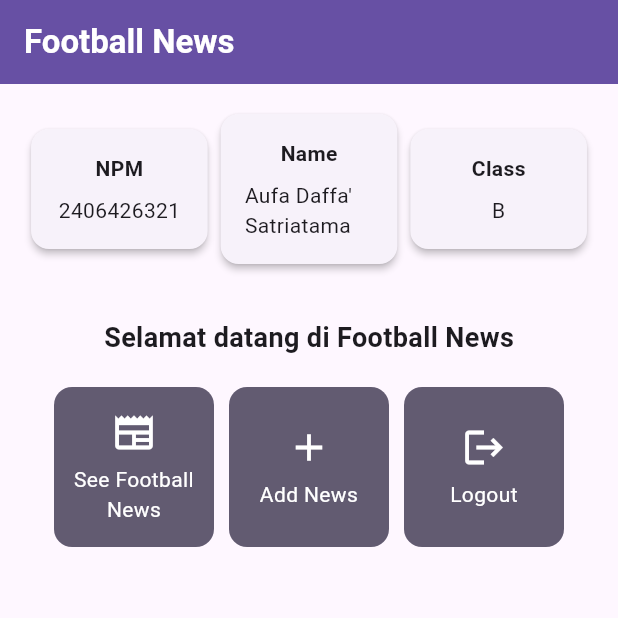
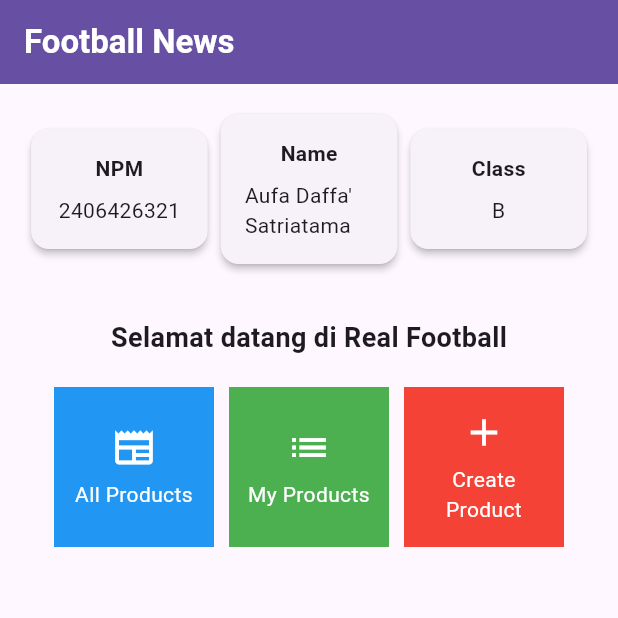
Before and after one commit to AufaSatriatama/real-football, a Flutter app: the screen it shows after launch, on a phone screen of 412 x 824 dp, the top half of it. Run offline on Flutter 3.47's test engine with Material 3 defaults, Android fonts, the phone set to English and light mode, and no system bars.

Commit message:
Before readme

```diff
--- a/lib/menu.dart
+++ b/lib/menu.dart
@@ -37,7 +37,7 @@
               mainAxisAlignment: MainAxisAlignment.spaceEvenly,
               children: [
                 InfoCard(title: 'NPM', content: npm),
-                InfoCard(title: 'Name', content: nama),
+                InfoCard(title: 'Name', content: nama), // di sini card
                 InfoCard(title: 'Class', content: kelas),
               ],
             ),
@@ -55,7 +55,7 @@
                   const Padding(
                     padding: EdgeInsets.only(top: 16.0),
                     child: Text(
-                      'Selamat datang di Football News',
+                      'Selamat datang di Real Football',
                       style: TextStyle(
                         fontWeight: FontWeight.bold,
                         fontSize: 18.0,
@@ -88,9 +88,9 @@
   }
 
  final List<ItemHomepage> items = [
-    ItemHomepage("See Football News", Icons.newspaper),
-    ItemHomepage("Add News", Icons.add),
-    ItemHomepage("Logout", Icons.logout),
+    ItemHomepage("All Products", Icons.newspaper, Colors.blue),
+    ItemHomepage("My Products", Icons.list, Colors.green),
+    ItemHomepage("Create Product", Icons.add, Colors.red),
   ];
 }
 
@@ -130,8 +130,9 @@
 class ItemHomepage {
  final String name;
  final IconData icon;
+ final Color color;
 
- ItemHomepage(this.name, this.icon);
+ ItemHomepage(this.name, this.icon, this.color);
 }
 
 class ItemCard extends StatelessWidget {
@@ -162,6 +163,7 @@
         // Container untuk menyimpan Icon dan Text
         child: Container(
           padding: const EdgeInsets.all(8),
+          color: item.color,
           child: Center(
             child: Column(
               // Menyusun ikon dan teks di tengah kartu.
```
